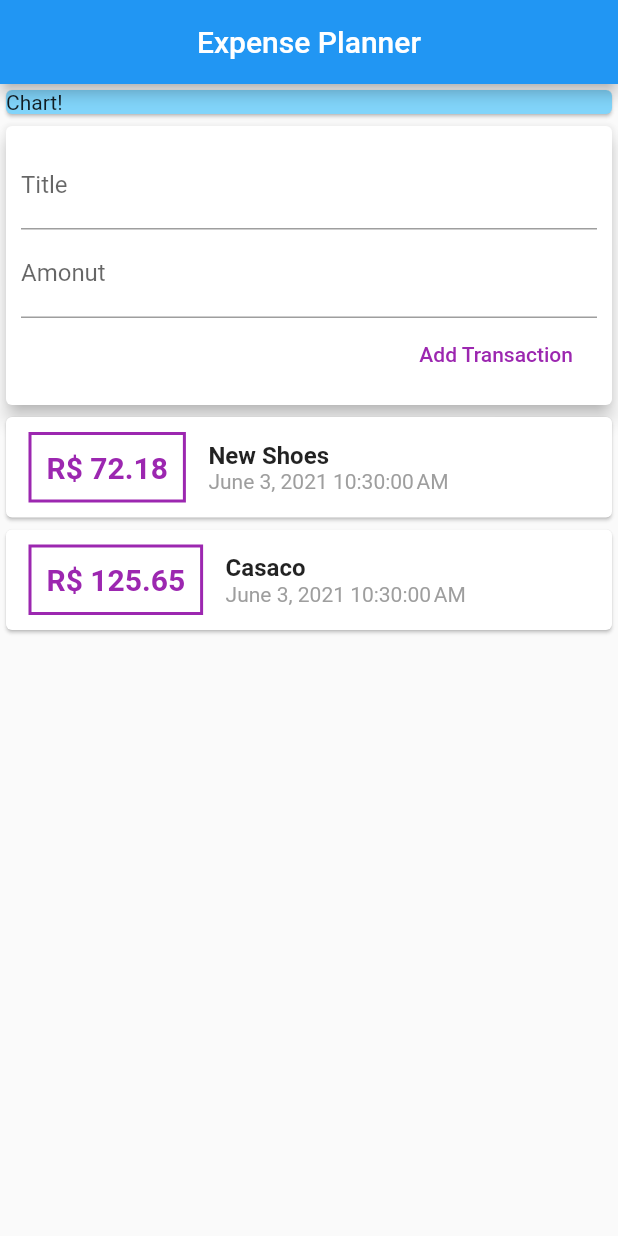
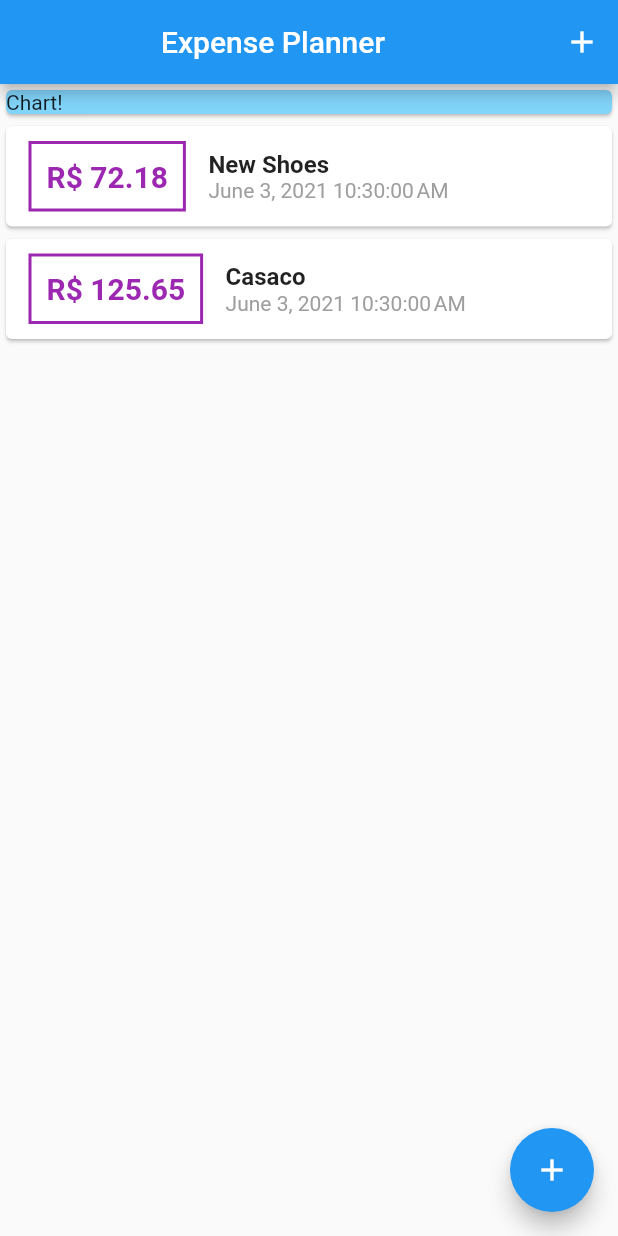
Before and after one commit to khalilpan/flutter-expense_planner, a Flutter app: the screen it shows after launch, on a phone screen of 412 x 824 dp. Run offline on Flutter 3.47's test engine with Material 2 defaults, Android fonts, the phone set to English and light mode, and no system bars.

Commit message:
using ModalBottomSheet to get inputs instead of normal widget

```diff
--- a/lib/main.dart
+++ b/lib/main.dart
@@ -1,12 +1,14 @@
-import 'package:expense_planner/widgets/user_transactions.dart';
+import 'package:expense_planner/widgets/new_transactions.dart';
+import 'package:expense_planner/widgets/transaction_list.dart';
 import 'package:flutter/material.dart';
+
+import 'models/transaction.dart';
 
 void main() {
   runApp(MyApp());
 }
 
 class MyApp extends StatelessWidget {
-  // This widget is the root of your application.
   @override
   Widget build(BuildContext context) {
     return MaterialApp(
@@ -15,15 +17,66 @@ class MyApp extends StatelessWidget {
   }
 }
 
-class MyHomePage extends StatelessWidget {
-  final titleController = TextEditingController();
-  final amountController = TextEditingController();
+class MyHomePage extends StatefulWidget {
+  // This widget is the root of your application.
+  @override
+  _MyAppState createState() => _MyAppState();
+}
+
+class _MyAppState extends State<MyHomePage> {
+  final List<Transaction> userTransactions = [
+    Transaction(
+      id: 't1',
+      title: 'New Shoes',
+      amount: 72.18,
+      date: DateTime.now(),
+    ),
+    Transaction(
+      id: 't2',
+      title: 'Casaco',
+      amount: 125.65,
+      date: DateTime.now(),
+    )
+  ];
+
+  void _addNewTransaction(String txTitle, double txAmount) {
+    final newTx = Transaction(
+      title: txTitle,
+      amount: txAmount,
+      date: DateTime.now(),
+      id: DateTime.now().toString(),
+    );
+
+    setState(() {
+      userTransactions.add(newTx);
+    });
+  }
+
+  void _showAddNewTxSheet(BuildContext ctx) {
+    showModalBottomSheet(
+        context: ctx,
+        builder: (_) {
+          return GestureDetector(
+            onTap: () {},
+            behavior: HitTestBehavior.opaque,
+            child: NewTransaction(_addNewTransaction),
+          );
+        });
+  }
 
   @override
   Widget build(BuildContext context) {
     return Scaffold(
       appBar: AppBar(
-        title: Center(child: Text('Expense Planner')),
+        title: Center(
+          child: Text('Expense Planner'),
+        ),
+        actions: <Widget>[
+          IconButton(
+            onPressed: () => _showAddNewTxSheet(context),
+            icon: Icon(Icons.add),
+          ),
+        ],
       ),
       body: SingleChildScrollView(
         child: Column(
@@ -37,10 +90,15 @@ class MyHomePage extends StatelessWidget {
                 child: Text('Chart!'),
               ),
             ),
-            UserTransaction(),
+            TransactionList(userTransactions: userTransactions),
           ],
         ),
       ),
+      floatingActionButton: FloatingActionButton(
+        onPressed: () => _showAddNewTxSheet(context),
+        child: Icon(Icons.add),
+      ),
+      floatingActionButtonLocation: FloatingActionButtonLocation.endFloat,
     );
   }
 }
--- a/lib/widgets/user_transactions.dart
+++ /dev/null
@@ -1,52 +0,0 @@
-import 'package:expense_planner/models/transaction.dart';
-import 'package:expense_planner/widgets/transaction_list.dart';
-import 'package:flutter/material.dart';
-
-import 'new_transactions.dart';
-
-class UserTransaction extends StatefulWidget {
-  const UserTransaction({Key? key}) : super(key: key);
-
-  @override
-  _UserTransactionState createState() => _UserTransactionState();
-}
-
-class _UserTransactionState extends State<UserTransaction> {
-  final List<Transaction> userTransactions = [
-    Transaction(
-      id: 't1',
-      title: 'New Shoes',
-      amount: 72.18,
-      date: DateTime.now(),
-    ),
-    Transaction(
-      id: 't2',
-      title: 'Casaco',
-      amount: 125.65,
-      date: DateTime.now(),
-    )
-  ];
-
-  void _addNewTransaction(String txTitle, double txAmount) {
-    final newTx = Transaction(
-      title: txTitle,
-      amount: txAmount,
-      date: DateTime.now(),
-      id: DateTime.now().toString(),
-    );
-
-    setState(() {
-      userTransactions.add(newTx);
-    });
-  }
-
-  @override
-  Widget build(BuildContext context) {
-    return Column(
-      children: <Widget>[
-        NewTransaction(_addNewTransaction),
-        TransactionList(userTransactions: userTransactions),
-      ],
-    );
-  }
-}
```
